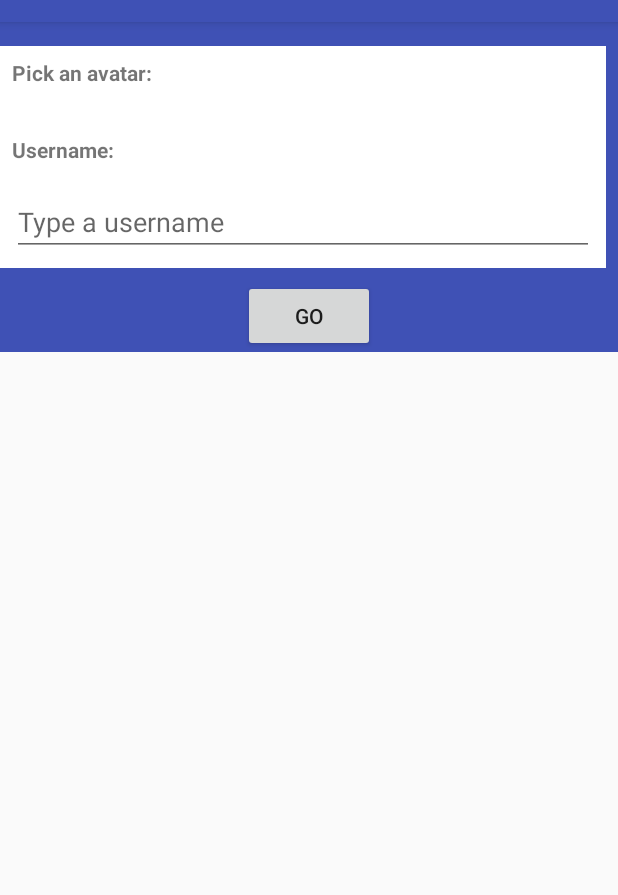
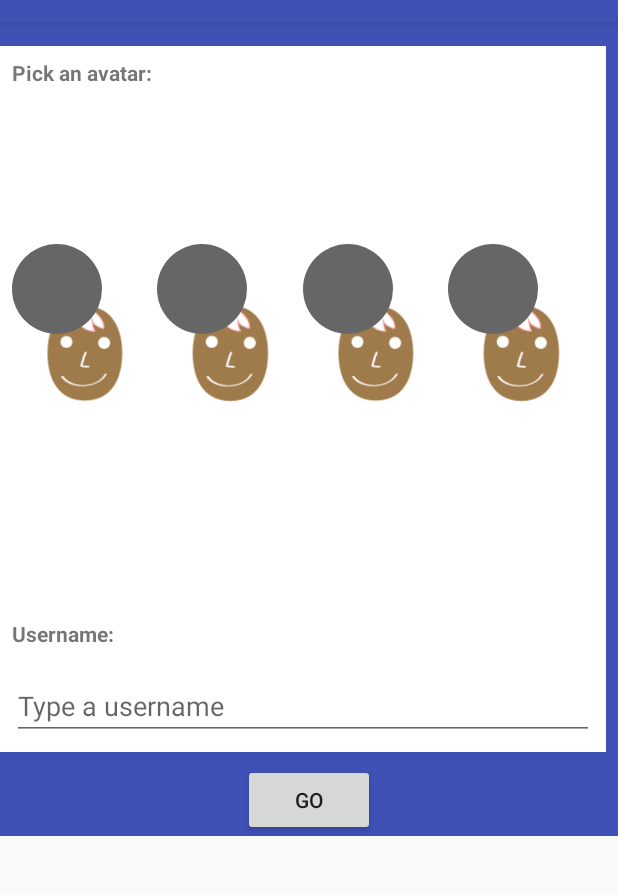
Before and after one commit to su43berkut17/FileShare, an Android app: the screen it shows after launch (WelcomeScreenActivity), on a phone screen of 412 x 824 dp, the part 62-957 px from its top. Run offline under Robolectric (Android 15) with nearby library versions, the phone set to English and light mode, and no system bars; our stand-ins replace Room's generated code; 5 statements that could not run were skipped.

Commit message:
Generating the default avatars Added some adapter changes for the avatar section

```diff
--- a/app/src/main/java/com/yumesoftworks/fileshare/WelcomeScreenActivity.java
+++ b/app/src/main/java/com/yumesoftworks/fileshare/WelcomeScreenActivity.java
@@ -7,9 +7,11 @@ import android.support.v7.app.AppCompatActivity;
 import android.os.Bundle;
 import android.support.v7.widget.GridLayoutManager;
 import android.support.v7.widget.RecyclerView;
+import android.widget.Button;
 
 import com.yumesoftworks.fileshare.data.AppDatabase;
 import com.yumesoftworks.fileshare.data.AvatarAndVersion;
+import com.yumesoftworks.fileshare.data.AvatarDefaultImages;
 import com.yumesoftworks.fileshare.data.AvatarStaticEntry;
 import com.yumesoftworks.fileshare.data.UserInfoEntry;
 import com.yumesoftworks.fileshare.recyclerAdapters.AvatarAdapter;
@@ -18,16 +20,20 @@ import com.yumesoftworks.fileshare.utils.JsonAvatarParser;
 import java.util.ArrayList;
 import java.util.List;
 
-public class WelcomeScreenActivity extends AppCompatActivity implements AvatarAdapter.ItemClickListener {
+public class WelcomeScreenActivity extends AppCompatActivity implements AvatarAdapter.ItemClickListener, JsonAvatarParser.OnLoadedAvatars {
     private static final String TAG=WelcomeScreenActivity.class.getSimpleName();
 
     //this member variable will let us know if this activity is opened as settings or the first time
     private boolean mIsThisSettings;
+    private int mSelectedAvatar;
 
+    //recycler view
     private RecyclerView rvAvatars;
     private AvatarAdapter mAvatarAdapter;
-    private AvatarAndVersion mAvatarAndVersion;
 
+    private Button buttonGo;
+
+    //database
     private AppDatabase mDb;
 
     @Override
@@ -43,14 +49,15 @@ public class WelcomeScreenActivity extends AppCompatActivity implements AvatarAd
         mAvatarAdapter=new AvatarAdapter(this,this);
         rvAvatars.setAdapter(mAvatarAdapter);
 
-        //TODO: feed the adapter with the 8 standard icons
-        /*mListAvatars=new ArrayList<>();
-        for (int i=0;i<8;i++){
+        //add the 8 standard avatars in the adapter
+        mAvatarAdapter.setAvatar(AvatarDefaultImages.getDefaultImages());
 
-        }
-        mListAvatars.add();*/
+        //load the remote avatars, we will use an interface once the avatars have loaded
         JsonAvatarParser parser=new JsonAvatarParser(this);
         parser.loadData();
+
+        //set the listener in the button
+        buttonGo=(Button)findViewById(R.id.button_go);
 
         mDb=AppDatabase.getInstance(getApplicationContext());
         setupViewModel();
@@ -71,6 +78,17 @@ public class WelcomeScreenActivity extends AppCompatActivity implements AvatarAd
     //listener of click in each avatar
     @Override
     public void onItemClickListener(int itemId) {
-        //TODO: highlight the selected icon
+        mSelectedAvatar=itemId;
+        mAvatarAdapter.setSelectedAvatar(itemId);
+    }
+
+    @Override
+    public void LoadedRemoteAvatars(AvatarAndVersion retAvatarAndVersion) {
+        //if it is not null we load the new views, otherwise we don't do anything
+        if (retAvatarAndVersion!=null){
+            List<AvatarStaticEntry> receivedAvatars=retAvatarAndVersion.getAvatarList();
+            receivedAvatars.addAll(AvatarDefaultImages.getDefaultImages());
+            mAvatarAdapter.setAvatar(receivedAvatars);
+        }
     }
 }
--- /dev/null
+++ b/app/src/main/java/com/yumesoftworks/fileshare/data/AvatarDefaultImages.java
@@ -0,0 +1,20 @@
+package com.yumesoftworks.fileshare.data;
+
+import java.util.ArrayList;
+import java.util.List;
+
+public class AvatarDefaultImages {
+    private static List<AvatarStaticEntry> mAvatarList;
+
+    public static List<AvatarStaticEntry> getDefaultImages(){
+        mAvatarList=new ArrayList<>();
+
+        for (int i=0; i<8;i++){
+            String path="avatar_"+Integer.toString(i+1);
+
+            mAvatarList.add(new AvatarStaticEntry(i,AvatarStaticEntry.TYPE_LOCAL,path));
+        }
+
+        return mAvatarList;
+    }
+}
--- a/app/src/main/java/com/yumesoftworks/fileshare/recyclerAdapters/AvatarAdapter.java
+++ b/app/src/main/java/com/yumesoftworks/fileshare/recyclerAdapters/AvatarAdapter.java
@@ -6,6 +6,7 @@ import android.support.v7.widget.RecyclerView;
 import android.view.LayoutInflater;
 import android.view.View;
 import android.view.ViewGroup;
+import android.widget.ImageView;
 
 import com.yumesoftworks.fileshare.R;
 import com.yumesoftworks.fileshare.data.AvatarStaticEntry;
@@ -39,12 +40,21 @@ public class AvatarAdapter extends RecyclerView.Adapter<AvatarAdapter.AvatarView
         // Determine the values of the wanted data
         AvatarStaticEntry avatarStaticEntry = mAvatarEntryList.get(i);
 
-        int id=avatarStaticEntry.getId();
+        //int id=avatarStaticEntry.getId();
         String path=avatarStaticEntry.getPath();
         String type=avatarStaticEntry.getType();
 
         //Set values in view
         //Todo: with picasso load the image in the view or with the drawable value
+        if (type==AvatarStaticEntry.TYPE_LOCAL){
+
+        }else{
+
+        }
+
+        //hide the selected view
+        avatarViewHolder.iv_background_sel.setVisibility(View.INVISIBLE);
+
         //holder.taskDescriptionView.setText(description);
         //holder.updatedAtView.setText(updatedAt);
     }
@@ -68,6 +78,16 @@ public class AvatarAdapter extends RecyclerView.Adapter<AvatarAdapter.AvatarView
         notifyDataSetChanged();
     }
 
+    //public method to show the selection
+    public void setSelectedAvatar(int selectedId){
+        //todo: we change the background to show it was selected
+    }
+
+    //public method to get the data from the selectedItem
+    public AvatarStaticEntry getSelected(int selId){
+        return mAvatarEntryList.get(selId);
+    }
+
     //interface
     public interface ItemClickListener{
         void onItemClickListener(int itemId);
@@ -77,17 +97,23 @@ public class AvatarAdapter extends RecyclerView.Adapter<AvatarAdapter.AvatarView
     class AvatarViewHolder extends RecyclerView.ViewHolder implements View.OnClickListener {
         //
         //TextView textView;
+        ImageView iv_avatar;
+        ImageView iv_background;
+        ImageView iv_background_sel;
 
         public AvatarViewHolder(View itemView){
             super(itemView);
 
             //textView=itemView.findViewById(R.id.textView);
+            iv_avatar=itemView.findViewById(R.id.iv_avatar_icon);
+            iv_background=itemView.findViewById(R.id.iv_avatar_background);
+            iv_background_sel=itemView.findViewById(R.id.iv_avatar_backgroundSel);
             itemView.setOnClickListener(this);
         }
 
         @Override
         public void onClick(View view) {
-            ///int elementId=
+            mItemCLickListener.onItemClickListener(view.getId());
         }
     }
 }
--- a/app/src/main/java/com/yumesoftworks/fileshare/utils/JsonAvatarParser.java
+++ b/app/src/main/java/com/yumesoftworks/fileshare/utils/JsonAvatarParser.java
@@ -22,7 +22,13 @@ public class JsonAvatarParser {
     private Context context;
     private static final String TAG="JsonAvatarParser";
 
+    //interface
+    private OnLoadedAvatars mOnLoadedAvatars;
+
     public JsonAvatarParser(Context contextSent){
+        //initialize the interface
+        mOnLoadedAvatars=(OnLoadedAvatars) contextSent;
+
         context=contextSent;
         loadData();
     }
@@ -60,7 +66,8 @@ public class JsonAvatarParser {
             protected void onPostExecute(AvatarAndVersion avatarAndVersion) {
                 super.onPostExecute(avatarAndVersion);
 
-                //Todo: return via the interface
+                //return the results via the interface
+                mOnLoadedAvatars.LoadedRemoteAvatars(avatarAndVersion);
             }
         }.execute();
     }
@@ -102,4 +109,9 @@ public class JsonAvatarParser {
             return null;
         }
     }
+
+    //interface to main activity
+    public interface OnLoadedAvatars {
+        void LoadedRemoteAvatars(AvatarAndVersion retAvatarAndVersion);
+    }
 }
--- /dev/null
+++ b/app/src/main/res/drawable/aws_circle_unselected.xml
@@ -0,0 +1,12 @@
+<?xml version="1.0" encoding="utf-8"?>
+    <shape
+        xmlns:android="http://schemas.android.com/apk/res/android"
+        android:shape="oval">
+
+        <solid
+            android:color="#666666"/>
+
+        <size
+            android:width="60dp"
+            android:height="60dp"/>
+    </shape>
--- a/app/src/main/res/layout/item_rv_avatar.xml
+++ b/app/src/main/res/layout/item_rv_avatar.xml
@@ -6,9 +6,7 @@
     android:layout_height="match_parent">
 
 
-    <ImageView
-        android:id="@+id/imageView"
-        android:contentDescription="@string/aws_pick_avatar"
+    <FrameLayout
         android:layout_width="wrap_content"
         android:layout_height="wrap_content"
         android:layout_marginStart="8dp"
@@ -18,6 +16,36 @@
         app:layout_constraintBottom_toBottomOf="parent"
         app:layout_constraintEnd_toEndOf="parent"
         app:layout_constraintStart_toStartOf="parent"
-        app:layout_constraintTop_toTopOf="parent"
-        app:srcCompat="@drawable/avatar_1" />
+        app:layout_constraintTop_toTopOf="parent">
+
+        <ImageView
+            android:id="@+id/iv_avatar_icon"
+            android:layout_width="wrap_content"
+            android:layout_height="wrap_content"
+            android:layout_marginStart="8dp"
+            android:layout_marginTop="8dp"
+            android:layout_marginEnd="8dp"
+            android:layout_marginBottom="8dp"
+            android:contentDescription="@string/aws_pick_avatar"
+            app:layout_constraintBottom_toBottomOf="parent"
+            app:layout_constraintEnd_toEndOf="parent"
+            app:layout_constraintStart_toStartOf="parent"
+            app:layout_constraintTop_toTopOf="parent"
+            app:srcCompat="@drawable/avatar_1" />
+
+        <ImageView
+            android:id="@+id/iv_avatar_background"
+            android:layout_width="wrap_content"
+            android:layout_height="wrap_content"
+            android:contentDescription=""
+            app:srcCompat="@drawable/aws_circle_unselected" />
+
+        <ImageView
+            android:id="@+id/iv_avatar_backgroundSel"
+            android:layout_width="wrap_content"
+            android:layout_height="wrap_content"
+            android:contentDescription=""
+            app:srcCompat="@drawable/aws_circle_unselected" />
+    </FrameLayout>
+
 </android.support.constraint.ConstraintLayout>
```
